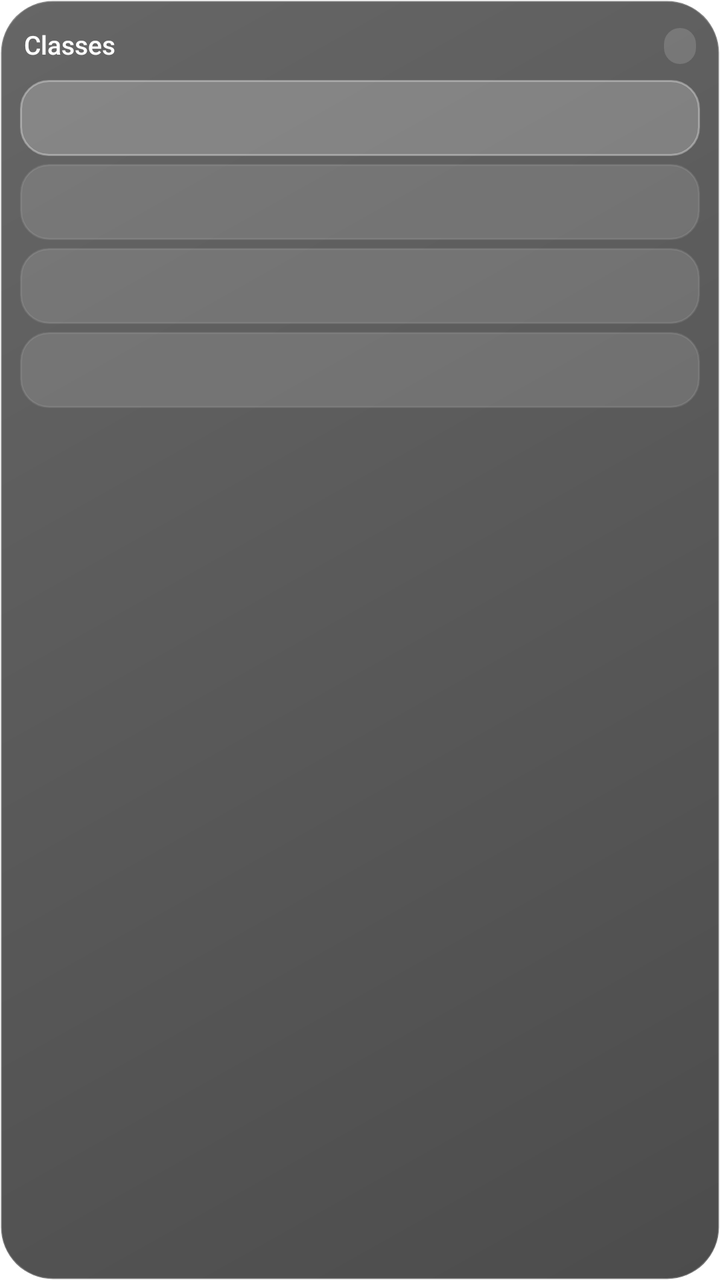
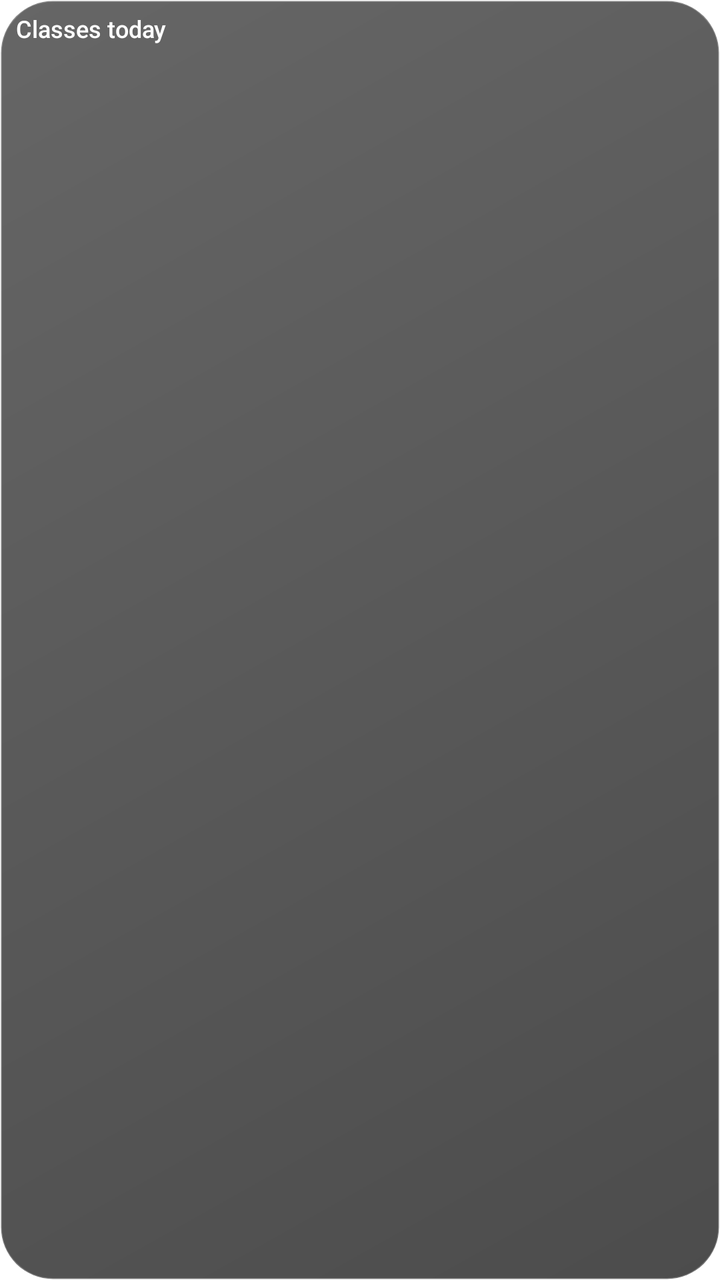

Two renders of the same Android screen: before a commit and after it. Below are the layout's source before the change and the commit's diff.
<!-- AndroidManifest.xml: fallback theme Theme.MaterialComponents.DayNight.NoActionBar -->
<!-- res/layout/layp_widget_class.xml -->
<?xml version="1.0" encoding="utf-8"?>
<LinearLayout xmlns:android="http://schemas.android.com/apk/res/android"
    android:id="@+id/layp_class_root"
    android:layout_width="match_parent"
    android:layout_height="match_parent"
    android:orientation="vertical"
    android:padding="10dp"
    android:background="@drawable/layp_widget_glass_dark">

  <LinearLayout
      android:id="@+id/layp_class_header"
      android:layout_width="match_parent"
      android:layout_height="wrap_content"
      android:minHeight="26dp"
      android:gravity="center_vertical"
      android:paddingStart="2dp"
      android:paddingEnd="2dp">
    <TextView
        android:id="@+id/layp_class_title"
        android:layout_width="0dp"
        android:layout_height="wrap_content"
        android:layout_weight="1"
        android:text="Classes"
        android:textColor="#FFFFFF"
        android:fontFamily="sans-serif-medium"
        android:textSize="13sp"
        android:includeFontPadding="false"
        android:maxLines="1" />
    <TextView
        android:id="@+id/layp_class_header_state"
        android:layout_width="wrap_content"
        android:layout_height="18dp"
        android:gravity="center"
        android:paddingStart="8dp"
        android:paddingEnd="8dp"
        android:textColor="#D9FFFFFF"
        android:textSize="9sp"
        android:fontFamily="sans-serif-medium"
        android:includeFontPadding="false"
        android:background="@drawable/layp_class_pill"
        android:maxLines="1" />
  </LinearLayout>

  <LinearLayout
      android:id="@+id/layp_class_rows"
      android:layout_width="match_parent"
      android:layout_height="0dp"
      android:layout_weight="1"
      android:orientation="vertical">

    <LinearLayout
        android:id="@+id/layp_class_row_0"
        android:layout_width="match_parent"
        android:layout_height="wrap_content"
        android:minHeight="38dp"
        android:layout_marginTop="4dp"
        android:gravity="center_vertical"
        android:paddingStart="10dp"
        android:paddingEnd="6dp"
        android:paddingTop="4dp"
        android:paddingBottom="4dp"
        android:background="@drawable/layp_class_row_highlight">
      <ViewFlipper
          android:id="@+id/layp_class_blink_0"
          android:layout_width="10dp"
          android:layout_height="10dp"
          android:autoStart="true"
          android:flipInterval="1000"
          android:inAnimation="@anim/layp_class_blink_in"
          android:outAnimation="@anim/layp_class_blink_out"
          android:visibility="gone">
        <TextView android:layout_width="10dp" android:layout_height="10dp" android:gravity="center" android:text="●" android:textColor="#66D7FF" android:textSize="8sp" android:includeFontPadding="false" />
        <TextView android:layout_width="10dp" android:layout_height="10dp" android:gravity="center" android:text="●" android:textColor="#1F66D7FF" android:textSize="8sp" android:includeFontPadding="false" />
      </ViewFlipper>
      <LinearLayout
          android:layout_width="0dp"
          android:layout_height="wrap_content"
          android:layout_weight="1"
          android:orientation="vertical"
          android:paddingStart="4dp"
          android:paddingEnd="4dp">
        <TextView android:id="@+id/layp_class_name_0" android:layout_width="match_parent" android:layout_height="wrap_content" android:textColor="#FFFFFF" android:fontFamily="sans-serif-medium" android:textSize="12sp" android:maxLines="1" android:ellipsize="end" />
        <TextView android:id="@+id/layp_class_meta_0" android:layout_width="match_parent" android:layout_height="wrap_content" android:textColor="#B3FFFFFF" android:textSize="9sp" android:maxLines="1" android:ellipsize="end" />
      </LinearLayout>
      <TextView
          android:id="@+id/layp_class_action_0"
          android:layout_width="wrap_content"
          android:layout_height="26dp"
          android:gravity="center"
          android:paddingStart="9dp"
          android:paddingEnd="9dp"
          android:text="Cancel"
          android:textColor="#FFB4AF"
          android:textSize="10sp"
          android:fontFamily="sans-serif-medium"
          android:includeFontPadding="false"
          android:background="@drawable/layp_class_action"
          android:visibility="gone" />
    </LinearLayout>
    <LinearLayout
        android:id="@+id/layp_class_row_1"
        android:layout_width="match_parent"
        android:layout_height="wrap_content"
        android:minHeight="38dp"
        android:layout_marginTop="4dp"
        android:gravity="center_vertical"
        android:paddingStart="10dp"
        android:paddingEnd="6dp"
        android:paddingTop="4dp"
        android:paddingBottom="4dp"
        android:background="@drawable/layp_class_row">
      <ViewFlipper
          android:id="@+id/layp_class_blink_1"
          android:layout_width="10dp"
          android:layout_height="10dp"
          android:autoStart="true"
          android:flipInterval="1000"
          android:inAnimation="@anim/layp_class_blink_in"
          android:outAnimation="@anim/layp_class_blink_out"
          android:visibility="gone">
        <TextView android:layout_width="10dp" android:layout_height="10dp" android:gravity="center" android:text="●" android:textColor="#66D7FF" android:textSize="8sp" android:includeFontPadding="false" />
        <TextView android:layout_width="10dp" android:layout_height="10dp" android:gravity="center" android:text="●" android:textColor="#1F66D7FF" android:textSize="8sp" android:includeFontPadding="false" />
      </ViewFlipper>
      <LinearLayout
          android:layout_width="0dp"
          android:layout_height="wrap_content"
          android:layout_weight="1"
          android:orientation="vertical"
          android:paddingStart="4dp"
          android:paddingEnd="4dp">
        <TextView android:id="@+id/layp_class_name_1" android:layout_width="match_parent" android:layout_height="wrap_content" android:textColor="#FFFFFF" android:fontFamily="sans-serif-medium" android:textSize="12sp" android:maxLines="1" android:ellipsize="end" />
        <TextView android:id="@+id/layp_class_meta_1" android:layout_width="match_parent" android:layout_height="wrap_content" android:textColor="#B3FFFFFF" android:textSize="9sp" android:maxLines="1" android:ellipsize="end" />
      </LinearLayout>
      <TextView
          android:id="@+id/layp_class_action_1"
          android:layout_width="wrap_content"
          android:layout_height="26dp"
          android:gravity="center"
          android:paddingStart="9dp"
          android:paddingEnd="9dp"
          android:text="Cancel"
          android:textColor="#FFB4AF"
          android:textSize="10sp"
          android:fontFamily="sans-serif-medium"
          android:includeFontPadding="false"
          android:background="@drawable/layp_class_action"
          android:visibility="gone" />
    </LinearLayout>
    <LinearLayout
        android:id="@+id/layp_class_row_2"
        android:layout_width="match_parent"
        android:layout_height="wrap_content"
        android:minHeight="38dp"
        android:layout_marginTop="4dp"
        android:gravity="center_vertical"
        android:paddingStart="10dp"
        android:paddingEnd="6dp"
        android:paddingTop="4dp"
        android:paddingBottom="4dp"
        android:background="@drawable/layp_class_row">
      <ViewFlipper
          android:id="@+id/layp_class_blink_2"
          android:layout_width="10dp"
          android:layout_height="10dp"
          android:autoStart="true"
          android:flipInterval="1000"
          android:inAnimation="@anim/layp_class_blink_in"
          android:outAnimation="@anim/layp_class_blink_out"
          android:visibility="gone">
        <TextView android:layout_width="10dp" android:layout_height="10dp" android:gravity="center" android:text="●" android:textColor="#66D7FF" android:textSize="8sp" android:includeFontPadding="false" />
        <TextView android:layout_width="10dp" android:layout_height="10dp" android:gravity="center" android:text="●" android:textColor="#1F66D7FF" android:textSize="8sp" android:includeFontPadding="false" />
      </ViewFlipper>
      <LinearLayout
          android:layout_width="0dp"
          android:layout_height="wrap_content"
          android:layout_weight="1"
          android:orientation="vertical"
          android:paddingStart="4dp"
          android:paddingEnd="4dp">
        <TextView android:id="@+id/layp_class_name_2" android:layout_width="match_parent" android:layout_height="wrap_content" android:textColor="#FFFFFF" android:fontFamily="sans-serif-medium" android:textSize="12sp" android:maxLines="1" android:ellipsize="end" />
        <TextView android:id="@+id/layp_class_meta_2" android:layout_width="match_parent" android:layout_height="wrap_content" android:textColor="#B3FFFFFF" android:textSize="9sp" android:maxLines="1" android:ellipsize="end" />
      </LinearLayout>
      <TextView
          android:id="@+id/layp_class_action_2"
          android:layout_width="wrap_content"
          android:layout_height="26dp"
          android:gravity="center"
          android:paddingStart="9dp"
          android:paddingEnd="9dp"
          android:text="Cancel"
          android:textColor="#FFB4AF"
          android:textSize="10sp"
          android:fontFamily="sans-serif-medium"
          android:includeFontPadding="false"
          android:background="@drawable/layp_class_action"
          android:visibility="gone" />
    </LinearLayout>
    <LinearLayout
        android:id="@+id/layp_class_row_3"
        android:layout_width="match_parent"
        android:layout_height="wrap_content"
        android:minHeight="38dp"
        android:layout_marginTop="4dp"
        android:gravity="center_vertical"
        android:paddingStart="10dp"
        android:paddingEnd="6dp"
        android:paddingTop="4dp"
        android:paddingBottom="4dp"
        android:background="@drawable/layp_class_row">
      <ViewFlipper
          android:id="@+id/layp_class_blink_3"
          android:layout_width="10dp"
          android:layout_height="10dp"
          android:autoStart="true"
          android:flipInterval="1000"
          android:inAnimation="@anim/layp_class_blink_in"
          android:outAnimation="@anim/layp_class_blink_out"
          android:visibility="gone">
        <TextView android:layout_width="10dp" android:layout_height="10dp" android:gravity="center" android:text="●" android:textColor="#66D7FF" android:textSize="8sp" android:includeFontPadding="false" />
        <TextView android:layout_width="10dp" android:layout_height="10dp" android:gravity="center" android:text="●" android:textColor="#1F66D7FF" android:textSize="8sp" android:includeFontPadding="false" />
      </ViewFlipper>
      <LinearLayout
          android:layout_width="0dp"
          android:layout_height="wrap_content"
          android:layout_weight="1"
          android:orientation="vertical"
          android:paddingStart="4dp"
          android:paddingEnd="4dp">
        <TextView android:id="@+id/layp_class_name_3" android:layout_width="match_parent" android:layout_height="wrap_content" android:textColor="#FFFFFF" android:fontFamily="sans-serif-medium" android:textSize="12sp" android:maxLines="1" android:ellipsize="end" />
        <TextView android:id="@+id/layp_class_meta_3" android:layout_width="match_parent" android:layout_height="wrap_content" android:textColor="#B3FFFFFF" android:textSize="9sp" android:maxLines="1" android:ellipsize="end" />
      </LinearLayout>
      <TextView
          android:id="@+id/layp_class_action_3"
          android:layout_width="wrap_content"
          android:layout_height="26dp"
          android:gravity="center"
          android:paddingStart="9dp"
          android:paddingEnd="9dp"
          android:text="Cancel"
          android:textColor="#FFB4AF"
          android:textSize="10sp"
          android:fontFamily="sans-serif-medium"
          android:includeFontPadding="false"
          android:background="@drawable/layp_class_action"
          android:visibility="gone" />
    </LinearLayout>

    <TextView
        android:id="@+id/layp_class_empty"
        android:layout_width="match_parent"
        android:layout_height="0dp"
        android:layout_weight="1"
        android:gravity="center"
        android:textColor="#B3FFFFFF"
        android:textSize="11sp"
        android:visibility="gone" />
  </LinearLayout>
</LinearLayout>
<!-- resources referenced by this layout -->
<resources>
  <!-- drawable layp_class_action (drawable) -->
  <?xml version="1.0" encoding="utf-8"?>
  <shape xmlns:android="http://schemas.android.com/apk/res/android" android:shape="rectangle">
    <solid android:color="#33FF6B65" />
    <corners android:radius="13dp" />
    <stroke android:width="1dp" android:color="#66FF6B65" />
  </shape>
  <!-- drawable layp_class_pill (drawable) -->
  <?xml version="1.0" encoding="utf-8"?>
  <shape xmlns:android="http://schemas.android.com/apk/res/android" android:shape="rectangle">
    <solid android:color="#26FFFFFF" />
    <corners android:radius="10dp" />
  </shape>
  <!-- drawable layp_class_row (drawable) -->
  <?xml version="1.0" encoding="utf-8"?>
  <shape xmlns:android="http://schemas.android.com/apk/res/android" android:shape="rectangle">
    <solid android:color="#22FFFFFF" />
    <corners android:radius="14dp" />
    <stroke android:width="1dp" android:color="#18FFFFFF" />
  </shape>
  <!-- drawable layp_class_row_highlight (drawable) -->
  <?xml version="1.0" encoding="utf-8"?>
  <shape xmlns:android="http://schemas.android.com/apk/res/android" android:shape="rectangle">
    <solid android:color="#38FFFFFF" />
    <corners android:radius="14dp" />
    <stroke android:width="1dp" android:color="#55FFFFFF" />
  </shape>
  <!-- drawable layp_widget_glass_dark (drawable) -->
  <shape xmlns:android="http://schemas.android.com/apk/res/android" android:shape="rectangle">
    <gradient android:angle="135" android:startColor="#B3000000" android:endColor="#99000000" />
    <corners android:radius="26dp" />
    <stroke android:width="1dp" android:color="#38FFFFFF" />
  </shape>
</resources>

<!-- the commit's change to res/layout/layp_widget_class.xml (unified diff, before → after) -->
@@ -1,258 +1,14 @@
 <?xml version="1.0" encoding="utf-8"?>
-<LinearLayout xmlns:android="http://schemas.android.com/apk/res/android"
-    android:id="@+id/layp_class_root"
-    android:layout_width="match_parent"
-    android:layout_height="match_parent"
-    android:orientation="vertical"
-    android:padding="10dp"
-    android:background="@drawable/layp_widget_glass_dark">
+<FrameLayout xmlns:android="http://schemas.android.com/apk/res/android" android:id="@+id/layp_class_square" android:layout_width="match_parent" android:layout_height="match_parent">
+  <LinearLayout android:id="@+id/layp_class_root" android:layout_width="match_parent" android:layout_height="match_parent" android:orientation="vertical" android:padding="8dp" android:background="@drawable/layp_widget_glass_dark">
+    <LinearLayout android:id="@+id/layp_class_header" android:layout_width="match_parent" android:layout_height="wrap_content" android:gravity="center_vertical" android:paddingBottom="4dp">
+      <TextView android:layout_width="0dp" android:layout_weight="1" android:layout_height="wrap_content" android:text="Classes today" android:textSize="12sp" android:textColor="#FFFFFF" android:fontFamily="sans-serif-medium" android:includeFontPadding="false" />
+      <TextView android:id="@+id/layp_class_header_state" android:layout_width="wrap_content" android:layout_height="wrap_content" android:textSize="9sp" android:textColor="#BFFFFFFF" android:includeFontPadding="false" />
+    </LinearLayout>
+    <FrameLayout android:layout_width="match_parent" android:layout_height="0dp" android:layout_weight="1">
+      <ListView android:id="@+id/layp_class_list" android:layout_width="match_parent" android:layout_height="match_parent" android:divider="@null" android:scrollbars="none" />
 
-  <LinearLayout
-      android:id="@+id/layp_class_header"
-      android:layout_width="match_parent"
-      android:layout_height="wrap_content"
-      android:minHeight="26dp"
-      android:gravity="center_vertical"
-      android:paddingStart="2dp"
-      android:paddingEnd="2dp">
-    <TextView
-        android:id="@+id/layp_class_title"
-        android:layout_width="0dp"
-        android:layout_height="wrap_content"
-        android:layout_weight="1"
-        android:text="Classes"
-        android:textColor="#FFFFFF"
-        android:fontFamily="sans-serif-medium"
-        android:textSize="13sp"
-        android:includeFontPadding="false"
-        android:maxLines="1" />
-    <TextView
-        android:id="@+id/layp_class_header_state"
-        android:layout_width="wrap_content"
-        android:layout_height="18dp"
-        android:gravity="center"
-        android:paddingStart="8dp"
-        android:paddingEnd="8dp"
-        android:textColor="#D9FFFFFF"
-        android:textSize="9sp"
-        android:fontFamily="sans-serif-medium"
-        android:includeFontPadding="false"
-        android:background="@drawable/layp_class_pill"
-        android:maxLines="1" />
+      <TextView android:id="@+id/layp_class_empty" android:layout_width="match_parent" android:layout_height="match_parent" android:gravity="center" android:textColor="#CCFFFFFF" android:textSize="12sp" android:visibility="gone" />
+    </FrameLayout>
   </LinearLayout>
-
-  <LinearLayout
-      android:id="@+id/layp_class_rows"
-      android:layout_width="match_parent"
-      android:layout_height="0dp"
-      android:layout_weight="1"
-      android:orientation="vertical">
-
-    <LinearLayout
-        android:id="@+id/layp_class_row_0"
-        android:layout_width="match_parent"
-        android:layout_height="wrap_content"
-        android:minHeight="38dp"
-        android:layout_marginTop="4dp"
-        android:gravity="center_vertical"
-        android:paddingStart="10dp"
-        android:paddingEnd="6dp"
-        android:paddingTop="4dp"
-        android:paddingBottom="4dp"
-        android:background="@drawable/layp_class_row_highlight">
-      <ViewFlipper
-          android:id="@+id/layp_class_blink_0"
-          android:layout_width="10dp"
-          android:layout_height="10dp"
-          android:autoStart="true"
-          android:flipInterval="1000"
-          android:inAnimation="@anim/layp_class_blink_in"
-          android:outAnimation="@anim/layp_class_blink_out"
-          android:visibility="gone">
-        <TextView android:layout_width="10dp" android:layout_height="10dp" android:gravity="center" android:text="●" android:textColor="#66D7FF" android:textSize="8sp" android:includeFontPadding="false" />
-        <TextView android:layout_width="10dp" android:layout_height="10dp" android:gravity="center" android:text="●" android:textColor="#1F66D7FF" android:textSize="8sp" android:includeFontPadding="false" />
-      </ViewFlipper>
-      <LinearLayout
-          android:layout_width="0dp"
-          android:layout_height="wrap_content"
-          android:layout_weight="1"
-          android:orientation="vertical"
-          android:paddingStart="4dp"
-          android:paddingEnd="4dp">
-        <TextView android:id="@+id/layp_class_name_0" android:layout_width="match_parent" android:layout_height="wrap_content" android:textColor="#FFFFFF" android:fontFamily="sans-serif-medium" android:textSize="12sp" android:maxLines="1" android:ellipsize="end" />
-        <TextView android:id="@+id/layp_class_meta_0" android:layout_width="match_parent" android:layout_height="wrap_content" android:textColor="#B3FFFFFF" android:textSize="9sp" android:maxLines="1" android:ellipsize="end" />
-      </LinearLayout>
-      <TextView
-          android:id="@+id/layp_class_action_0"
-          android:layout_width="wrap_content"
-          android:layout_height="26dp"
-          android:gravity="center"
-          android:paddingStart="9dp"
-          android:paddingEnd="9dp"
-          android:text="Cancel"
-          android:textColor="#FFB4AF"
-          android:textSize="10sp"
-          android:fontFamily="sans-serif-medium"
-          android:includeFontPadding="false"
-          android:background="@drawable/layp_class_action"
-          android:visibility="gone" />
-    </LinearLayout>
-    <LinearLayout
-        android:id="@+id/layp_class_row_1"
-        android:layout_width="match_parent"
-        android:layout_height="wrap_content"
-        android:minHeight="38dp"
-        android:layout_marginTop="4dp"
-        android:gravity="center_vertical"
-        android:paddingStart="10dp"
-        android:paddingEnd="6dp"
-        android:paddingTop="4dp"
-        android:paddingBottom="4dp"
-        android:background="@drawable/layp_class_row">
-      <ViewFlipper
-          android:id="@+id/layp_class_blink_1"
-          android:layout_width="10dp"
-          android:layout_height="10dp"
-          android:autoStart="true"
-          android:flipInterval="1000"
-          android:inAnimation="@anim/layp_class_blink_in"
-          android:outAnimation="@anim/layp_class_blink_out"
-          android:visibility="gone">
-        <TextView android:layout_width="10dp" android:layout_height="10dp" android:gravity="center" android:text="●" android:textColor="#66D7FF" android:textSize="8sp" android:includeFontPadding="false" />
-        <TextView android:layout_width="10dp" android:layout_height="10dp" android:gravity="center" android:text="●" android:textColor="#1F66D7FF" android:textSize="8sp" android:includeFontPadding="false" />
-      </ViewFlipper>
-      <LinearLayout
-          android:layout_width="0dp"
-          android:layout_height="wrap_content"
-          android:layout_weight="1"
-          android:orientation="vertical"
-          android:paddingStart="4dp"
-          android:paddingEnd="4dp">
-        <TextView android:id="@+id/layp_class_name_1" android:layout_width="match_parent" android:layout_height="wrap_content" android:textColor="#FFFFFF" android:fontFamily="sans-serif-medium" android:textSize="12sp" android:maxLines="1" android:ellipsize="end" />
-        <TextView android:id="@+id/layp_class_meta_1" android:layout_width="match_parent" android:layout_height="wrap_content" android:textColor="#B3FFFFFF" android:textSize="9sp" android:maxLines="1" android:ellipsize="end" />
-      </LinearLayout>
-      <TextView
-          android:id="@+id/layp_class_action_1"
-          android:layout_width="wrap_content"
-          android:layout_height="26dp"
-          android:gravity="center"
-          android:paddingStart="9dp"
-          android:paddingEnd="9dp"
-          android:text="Cancel"
-          android:textColor="#FFB4AF"
-          android:textSize="10sp"
-          android:fontFamily="sans-serif-medium"
-          android:includeFontPadding="false"
-          android:background="@drawable/layp_class_action"
-          android:visibility="gone" />
-    </LinearLayout>
-    <LinearLayout
-        android:id="@+id/layp_class_row_2"
-        android:layout_width="match_parent"
-        android:layout_height="wrap_content"
-        android:minHeight="38dp"
-        android:layout_marginTop="4dp"
-        android:gravity="center_vertical"
-        android:paddingStart="10dp"
-        android:paddingEnd="6dp"
-        android:paddingTop="4dp"
-        android:paddingBottom="4dp"
-        android:background="@drawable/layp_class_row">
-      <ViewFlipper
-          android:id="@+id/layp_class_blink_2"
-          android:layout_width="10dp"
-          android:layout_height="10dp"
-          android:autoStart="true"
-          android:flipInterval="1000"
-          android:inAnimation="@anim/layp_class_blink_in"
-          android:outAnimation="@anim/layp_class_blink_out"
-          android:visibility="gone">
-        <TextView android:layout_width="10dp" android:layout_height="10dp" android:gravity="center" android:text="●" android:textColor="#66D7FF" android:textSize="8sp" android:includeFontPadding="false" />
-        <TextView android:layout_width="10dp" android:layout_height="10dp" android:gravity="center" android:text="●" android:textColor="#1F66D7FF" android:textSize="8sp" android:includeFontPadding="false" />
-      </ViewFlipper>
-      <LinearLayout
-          android:layout_width="0dp"
-          android:layout_height="wrap_content"
-          android:layout_weight="1"
-          android:orientation="vertical"
-          android:paddingStart="4dp"
-          android:paddingEnd="4dp">
-        <TextView android:id="@+id/layp_class_name_2" android:layout_width="match_parent" android:layout_height="wrap_content" android:textColor="#FFFFFF" android:fontFamily="sans-serif-medium" android:textSize="12sp" android:maxLines="1" android:ellipsize="end" />
-        <TextView android:id="@+id/layp_class_meta_2" android:layout_width="match_parent" android:layout_height="wrap_content" android:textColor="#B3FFFFFF" android:textSize="9sp" android:maxLines="1" android:ellipsize="end" />
-      </LinearLayout>
-      <TextView
-          android:id="@+id/layp_class_action_2"
-          android:layout_width="wrap_content"
-          android:layout_height="26dp"
-          android:gravity="center"
-          android:paddingStart="9dp"
-          android:paddingEnd="9dp"
-          android:text="Cancel"
-          android:textColor="#FFB4AF"
-          android:textSize="10sp"
-          android:fontFamily="sans-serif-medium"
-          android:includeFontPadding="false"
-          android:background="@drawable/layp_class_action"
-          android:visibility="gone" />
-    </LinearLayout>
-    <LinearLayout
-        android:id="@+id/layp_class_row_3"
-        android:layout_width="match_parent"
-        android:layout_height="wrap_content"
-        android:minHeight="38dp"
-        android:layout_marginTop="4dp"
-        android:gravity="center_vertical"
-        android:paddingStart="10dp"
-        android:paddingEnd="6dp"
-        android:paddingTop="4dp"
-        android:paddingBottom="4dp"
-        android:background="@drawable/layp_class_row">
-      <ViewFlipper
-          android:id="@+id/layp_class_blink_3"
-          android:layout_width="10dp"
-          android:layout_height="10dp"
-          android:autoStart="true"
-          android:flipInterval="1000"
-          android:inAnimation="@anim/layp_class_blink_in"
-          android:outAnimation="@anim/layp_class_blink_out"
-          android:visibility="gone">
-        <TextView android:layout_width="10dp" android:layout_height="10dp" android:gravity="center" android:text="●" android:textColor="#66D7FF" android:textSize="8sp" android:includeFontPadding="false" />
-        <TextView android:layout_width="10dp" android:layout_height="10dp" android:gravity="center" android:text="●" android:textColor="#1F66D7FF" android:textSize="8sp" android:includeFontPadding="false" />
-      </ViewFlipper>
-      <LinearLayout
-          android:layout_width="0dp"
-          android:layout_height="wrap_content"
-          android:layout_weight="1"
-          android:orientation="vertical"
-          android:paddingStart="4dp"
-          android:paddingEnd="4dp">
-        <TextView android:id="@+id/layp_class_name_3" android:layout_width="match_parent" android:layout_height="wrap_content" android:textColor="#FFFFFF" android:fontFamily="sans-serif-medium" android:textSize="12sp" android:maxLines="1" android:ellipsize="end" />
-        <TextView android:id="@+id/layp_class_meta_3" android:layout_width="match_parent" android:layout_height="wrap_content" android:textColor="#B3FFFFFF" android:textSize="9sp" android:maxLines="1" android:ellipsize="end" />
-      </LinearLayout>
-      <TextView
-          android:id="@+id/layp_class_action_3"
-          android:layout_width="wrap_content"
-          android:layout_height="26dp"
-          android:gravity="center"
-          android:paddingStart="9dp"
-          android:paddingEnd="9dp"
-          android:text="Cancel"
-          android:textColor="#FFB4AF"
-          android:textSize="10sp"
-          android:fontFamily="sans-serif-medium"
-          android:includeFontPadding="false"
-          android:background="@drawable/layp_class_action"
-          android:visibility="gone" />
-    </LinearLayout>
-
-    <TextView
-        android:id="@+id/layp_class_empty"
-        android:layout_width="match_parent"
-        android:layout_height="0dp"
-        android:layout_weight="1"
-        android:gravity="center"
-        android:textColor="#B3FFFFFF"
-        android:textSize="11sp"
-        android:visibility="gone" />
-  </LinearLayout>
-</LinearLayout>
+</FrameLayout>
<!-- resource entries referenced after the edit -->
@@ -1,32 +1,5 @@
 <!-- resources referenced by this layout -->
 <resources>
-  <!-- drawable layp_class_action (drawable) -->
-  <?xml version="1.0" encoding="utf-8"?>
-  <shape xmlns:android="http://schemas.android.com/apk/res/android" android:shape="rectangle">
-    <solid android:color="#33FF6B65" />
-    <corners android:radius="13dp" />
-    <stroke android:width="1dp" android:color="#66FF6B65" />
-  </shape>
-  <!-- drawable layp_class_pill (drawable) -->
-  <?xml version="1.0" encoding="utf-8"?>
-  <shape xmlns:android="http://schemas.android.com/apk/res/android" android:shape="rectangle">
-    <solid android:color="#26FFFFFF" />
-    <corners android:radius="10dp" />
-  </shape>
-  <!-- drawable layp_class_row (drawable) -->
-  <?xml version="1.0" encoding="utf-8"?>
-  <shape xmlns:android="http://schemas.android.com/apk/res/android" android:shape="rectangle">
-    <solid android:color="#22FFFFFF" />
-    <corners android:radius="14dp" />
-    <stroke android:width="1dp" android:color="#18FFFFFF" />
-  </shape>
-  <!-- drawable layp_class_row_highlight (drawable) -->
-  <?xml version="1.0" encoding="utf-8"?>
-  <shape xmlns:android="http://schemas.android.com/apk/res/android" android:shape="rectangle">
-    <solid android:color="#38FFFFFF" />
-    <corners android:radius="14dp" />
-    <stroke android:width="1dp" android:color="#55FFFFFF" />
-  </shape>
   <!-- drawable layp_widget_glass_dark (drawable) -->
   <shape xmlns:android="http://schemas.android.com/apk/res/android" android:shape="rectangle">
     <gradient android:angle="135" android:startColor="#B3000000" android:endColor="#99000000" />
